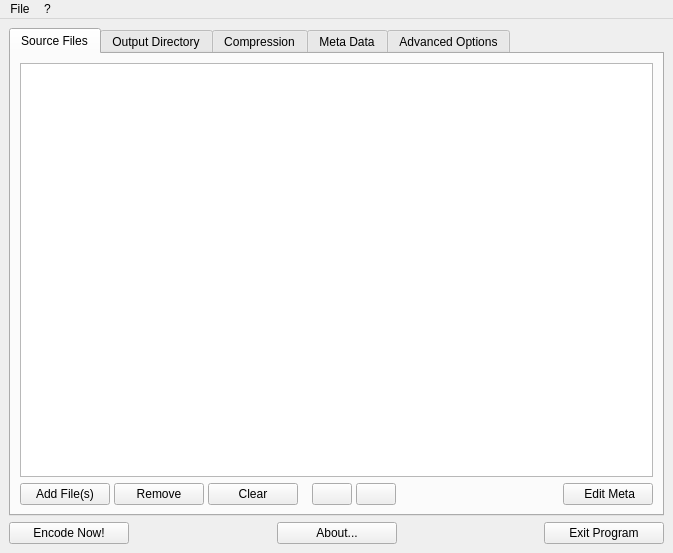
First picture: the form in LameXP_QT/gui/MainWindow.ui, repository manojkumardshenoy/mulder, before the edit.
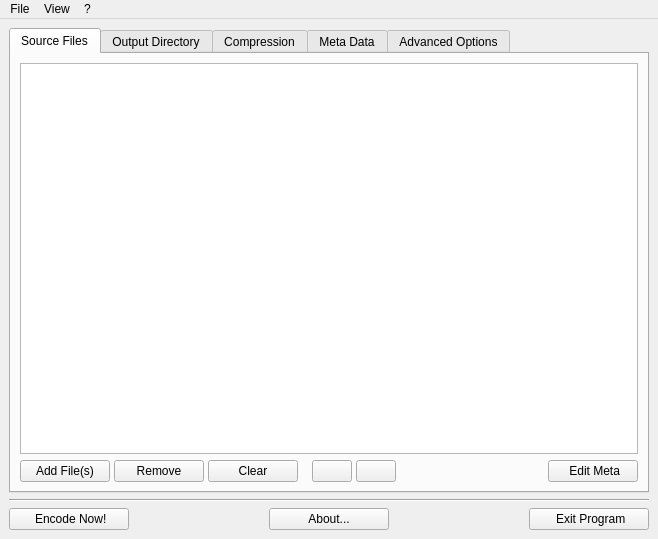
Second picture: the form after the edit. Icons and pictures are not drawn.

Commit message: [LameXP Qt] Implemented "move up" and "move down" buttons + enabled "View" menu

```diff
--- a/LameXP_QT/gui/MainWindow.ui
+++ b/LameXP_QT/gui/MainWindow.ui
@@ -6,8 +6,8 @@
    <rect>
     <x>0</x>
     <y>0</y>
-    <width>673</width>
-    <height>553</height>
+    <width>658</width>
+    <height>539</height>
    </rect>
   </property>
   <property name="windowTitle">
@@ -553,6 +553,22 @@
       </item>
      </layout>
     </item>
+    <item>
+     <widget class="QFrame" name="frame">
+      <property name="maximumSize">
+       <size>
+        <width>16777215</width>
+        <height>12</height>
+       </size>
+      </property>
+      <property name="frameShape">
+       <enum>QFrame::HLine</enum>
+      </property>
+      <property name="frameShadow">
+       <enum>QFrame::Sunken</enum>
+      </property>
+     </widget>
+    </item>
     <item>
      <layout class="QHBoxLayout" name="horizontalLayout">
       <item>
@@ -564,7 +580,7 @@
          </size>
         </property>
         <property name="text">
-         <string>Encode Now!</string>
+         <string> Encode Now!</string>
         </property>
         <property name="icon">
          <iconset resource="../res/Icons.qrc">
@@ -624,7 +640,7 @@
          </size>
         </property>
         <property name="text">
-         <string>Exit Program</string>
+         <string> Exit Program</string>
         </property>
         <property name="icon">
          <iconset resource="../res/Icons.qrc">
@@ -641,7 +657,7 @@
     <rect>
      <x>0</x>
      <y>0</y>
-     <width>673</width>
+     <width>658</width>
      <height>21</height>
     </rect>
    </property>
@@ -651,14 +667,25 @@
     </property>
     <addaction name="actionQuit"/>
    </widget>
-   <widget class="QMenu" name="menu">
+   <widget class="QMenu" name="menuHelp">
     <property name="title">
      <string>?</string>
     </property>
     <addaction name="actionAbout"/>
    </widget>
+   <widget class="QMenu" name="menuView">
+    <property name="title">
+     <string>View</string>
+    </property>
+    <addaction name="actionSourceFiles"/>
+    <addaction name="actionOutputDirectory"/>
+    <addaction name="actionCompression"/>
+    <addaction name="actionMetaData"/>
+    <addaction name="actionAdvancedOptions"/>
+   </widget>
    <addaction name="menuFile"/>
-   <addaction name="menu"/>
+   <addaction name="menuView"/>
+   <addaction name="menuHelp"/>
   </widget>
   <action name="actionAbout">
    <property name="icon">
```
Left out of the diff: 92 changed lines with no effect on the pictures. The commit also changes 15 other files.
